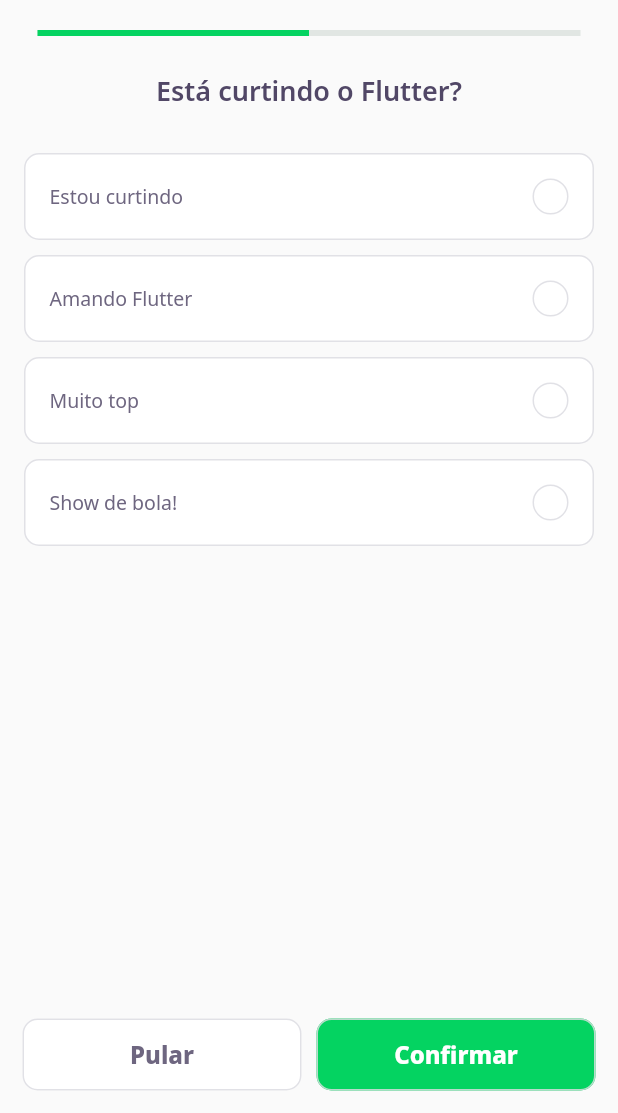
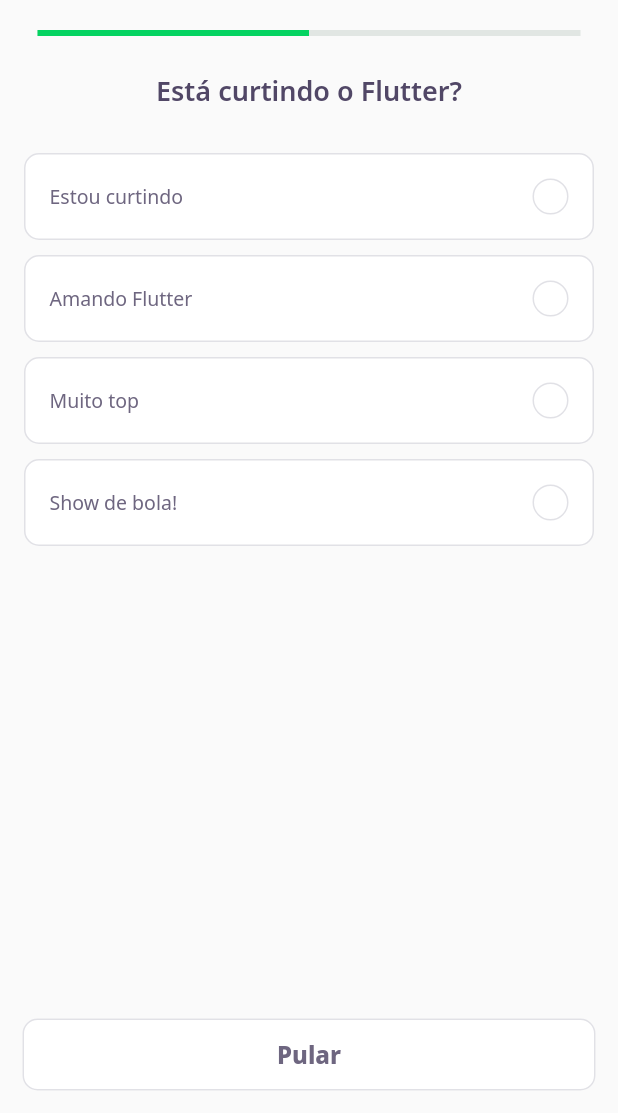
Before and after one commit to wallacewolv/dev_quiz, a Flutter app: the screen it shows after launch, after a tap on "NLW 5 Flutter", on a phone screen of 412 x 824 dp, the part 123-1236 px from its top. Run offline on Flutter 3.47's test engine with Material 2 defaults, Android fonts, the phone set to English and light mode, and no system bars; our stand-ins replace google_fonts; accounts and stored records are empty; network calls fail.

```diff
--- a/lib/challenge/challenge_page.dart
+++ b/lib/challenge/challenge_page.dart
@@ -22,6 +22,15 @@ class _ChallengePageState extends State<ChallengePage> {
     pageController.addListener(() {
       controller.currentPage = pageController.page!.toInt() + 1;
     });
+    super.initState();
+  }
+
+  void nextPage() {
+    if (controller.currentPage < widget.questions.length)
+      pageController.nextPage(
+        duration: Duration(milliseconds: 200),
+        curve: Curves.linearToEaseOut,
+      );
   }
 
   @override
@@ -62,34 +71,43 @@ class _ChallengePageState extends State<ChallengePage> {
                 NeverScrollableScrollPhysics(), // Bloquei de mudar a tela arrastando o dedo para o lado só
             controller: //                      // sendo possivel atraves dos botões Pular ou Confirmar.
                 pageController,
-            children:
-                widget.questions.map((e) => QuizWidget(question: e)).toList(),
+            children: widget.questions
+                .map(
+                  (e) => QuizWidget(
+                    question: e,
+                    onChange: nextPage,
+                  ),
+                )
+                .toList(),
           ),
         ),
         bottomNavigationBar: SafeArea(
           bottom: true,
           child: Padding(
             padding: const EdgeInsets.symmetric(horizontal: 15, vertical: 15),
-            child: Row(
+            child: ValueListenableBuilder<int>(
+              valueListenable: controller.currentPageNotifier,
+              builder: (context, value, _) => Row(
                 mainAxisAlignment: MainAxisAlignment.spaceAround,
                 children: [
+                  if (value < widget.questions.length)
                     Expanded(
                       child: NextButtonWidget.white(
                         label: "Pular",
-                    onTap: () {
-                      pageController.nextPage(
-                          duration: Duration(milliseconds: 300),
-                          curve: Curves.linearToEaseOut);
-                    },
+                        onTap: nextPage,
                       ),
                     ),
-                SizedBox(
-                  width: 10,
-                ),
+                  // if (value == widget.questions.length)
+                  //   SizedBox(
+                  //     width: 10,
+                  //   ),
+                  if (value == widget.questions.length)
                     Expanded(
                       child: NextButtonWidget.green(
                         label: "Confirmar",
-                    onTap: () {},
+                        onTap: () {
+                          Navigator.pop(context);
+                        },
                       ),
                     ),
                 ],
@@ -97,6 +115,7 @@ class _ChallengePageState extends State<ChallengePage> {
             ),
           ),
         ),
+      ),
     );
   }
 }
--- a/lib/challenge/widgtes/awnser/awnser_widget.dart
+++ b/lib/challenge/widgtes/awnser/awnser_widget.dart
@@ -1,55 +1,64 @@
 import 'package:DevQuiz/core/core.dart';
+import 'package:DevQuiz/shared/models/awnser_model.dart';
 import 'package:flutter/material.dart';
 
 class AwnserWidget extends StatelessWidget {
-  final String title;
-  final bool isRight;
+  final AwnserModel awnser;
   final bool isSelected;
+  final bool disabled;
+  final VoidCallback onTap;
 
   const AwnserWidget({
     Key? key,
-    required this.title,
-    this.isRight = false,
+    required this.awnser,
+    required this.onTap,
     this.isSelected = false,
+    this.disabled = false,
   }) : super(key: key);
 
   Color get _selectedColorRight =>
-      isRight ? AppColors.darkGreen : AppColors.darkRed;
+      awnser.isRight ? AppColors.darkGreen : AppColors.darkRed;
 
   Color get _selectedBorderRight =>
-      isRight ? AppColors.lightGreen : AppColors.lightRed;
+      awnser.isRight ? AppColors.lightGreen : AppColors.lightRed;
 
   Color get _selectedColorCardRight =>
-      isRight ? AppColors.lightGreen : AppColors.lightRed;
+      awnser.isRight ? AppColors.lightGreen : AppColors.lightRed;
 
   Color get _selectedBorderCardRight =>
-      isRight ? AppColors.green : AppColors.red;
+      awnser.isRight ? AppColors.green : AppColors.red;
 
   TextStyle get _selectedTextStyleRight =>
-      isRight ? AppTextStyles.bodyDarkGreen : AppTextStyles.bodyDarkRed;
+      awnser.isRight ? AppTextStyles.bodyDarkGreen : AppTextStyles.bodyDarkRed;
 
-  IconData get _selectedIconRight => isRight ? Icons.check : Icons.close;
+  IconData get _selectedIconRight => awnser.isRight ? Icons.check : Icons.close;
 
   @override
   Widget build(BuildContext context) {
     return Padding(
       padding: const EdgeInsets.symmetric(horizontal: 16, vertical: 5),
+      child: IgnorePointer(
+        ignoring: disabled,
+        child: GestureDetector(
+          onTap: onTap,
           child: Container(
             padding: EdgeInsets.all(16),
             decoration: BoxDecoration(
                 color: isSelected ? _selectedColorCardRight : AppColors.white,
                 borderRadius: BorderRadius.circular(10),
                 border: Border.fromBorderSide(BorderSide(
-              color: isSelected ? _selectedBorderCardRight : AppColors.border,
+                  color:
+                      isSelected ? _selectedBorderCardRight : AppColors.border,
                 ))),
             child: Row(
               mainAxisAlignment: MainAxisAlignment.spaceBetween,
               children: [
                 Expanded(
                   child: Text(
-                title,
-                style:
-                    isSelected ? _selectedTextStyleRight : AppTextStyles.body,
+                    awnser.title,
+                    style: isSelected
+                        ? _selectedTextStyleRight
+                        : AppTextStyles.body,
                   ),
                 ),
                 Container(
@@ -57,11 +66,12 @@ class AwnserWidget extends StatelessWidget {
                   height: 24,
                   decoration: BoxDecoration(
                       color: isSelected ? _selectedColorRight : AppColors.white,
-                  borderRadius: BorderRadius.circular(500),
+                      borderRadius: BorderRadius.circular(100),
                       border: Border.fromBorderSide(
                         BorderSide(
-                      color:
-                          isSelected ? _selectedBorderRight : AppColors.border,
+                          color: isSelected
+                              ? _selectedBorderRight
+                              : AppColors.border,
                         ),
                       )),
                   child: isSelected
@@ -75,6 +85,8 @@ class AwnserWidget extends StatelessWidget {
               ],
             ),
           ),
+        ),
+      ),
     );
   }
 }
--- /dev/null
+++ b/lib/challenge/widgtes/quiz/quiz_controller.dart
@@ -0,0 +1,3 @@
+class QuizController {
+  var indexSelected = 0;
+}
--- a/lib/challenge/widgtes/quiz/quiz_widget.dart
+++ b/lib/challenge/widgtes/quiz/quiz_widget.dart
@@ -1,11 +1,27 @@
 import 'package:DevQuiz/challenge/widgtes/awnser/awnser_widget.dart';
 import 'package:DevQuiz/core/core.dart';
+import 'package:DevQuiz/shared/models/awnser_model.dart';
 import 'package:DevQuiz/shared/models/question_model.dart';
 import 'package:flutter/material.dart';
 
-class QuizWidget extends StatelessWidget {
+class QuizWidget extends StatefulWidget {
   final QuestionModel question;
-  const QuizWidget({Key? key, required this.question}) : super(key: key);
+  final VoidCallback onChange;
+
+  const QuizWidget({
+    Key? key,
+    required this.question,
+    required this.onChange,
+  }) : super(key: key);
+
+  @override
+  _QuizWidgetState createState() => _QuizWidgetState();
+}
+
+class _QuizWidgetState extends State<QuizWidget> {
+  int indexSelected = -1;
+
+  AwnserModel awnser(int index) => widget.question.awnsers[index];
 
   @override
   Widget build(BuildContext context) {
@@ -13,20 +29,24 @@ class QuizWidget extends StatelessWidget {
       child: Column(
         children: [
           Text(
-            question.title,
+            widget.question.title,
             style: AppTextStyles.heading,
           ),
           SizedBox(
             height: 24,
           ),
-          ...question.awnsers
-              .map(
-                (e) => AwnserWidget(
-                  isRight: e.isRight,
-                  title: e.title,
-                ),
-              )
-              .toList(),
+          for (var i = 0; i < widget.question.awnsers.length; i++)
+            AwnserWidget(
+              awnser: awnser(i),
+              disabled: indexSelected != -1,
+              isSelected: indexSelected == i,
+              onTap: () {
+                indexSelected = i;
+                setState(() {});
+                Future.delayed(Duration(seconds: 1))
+                    .then((value) => widget.onChange());
+              },
+            ),
         ],
       ),
     );
```
Lines whose indentation alone changed are shown as unchanged.
